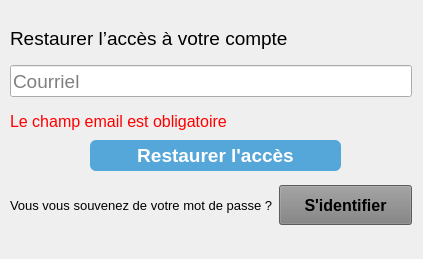
Old version of the form motDePasse.ui in the repository Aymane-Elb/Trying_qt.
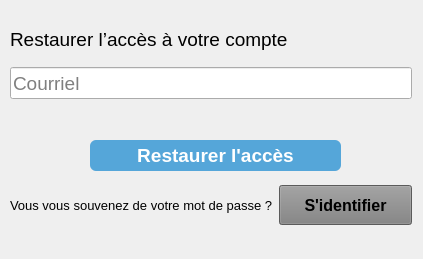
New version of the form.

```diff
--- a/motDePasse.ui
+++ b/motDePasse.ui
@@ -122,7 +122,7 @@
        <string notr="true">color:red;</string>
       </property>
       <property name="text">
-       <string>Le champ email est obligatoire</string>
+       <string/>
       </property>
       <property name="alignment">
        <set>Qt::AlignmentFlag::AlignLeading|Qt::AlignmentFlag::AlignLeft|Qt::AlignmentFlag::AlignTop</set>
```
Left out of the diff: 8 changed lines with no effect on the pictures.
